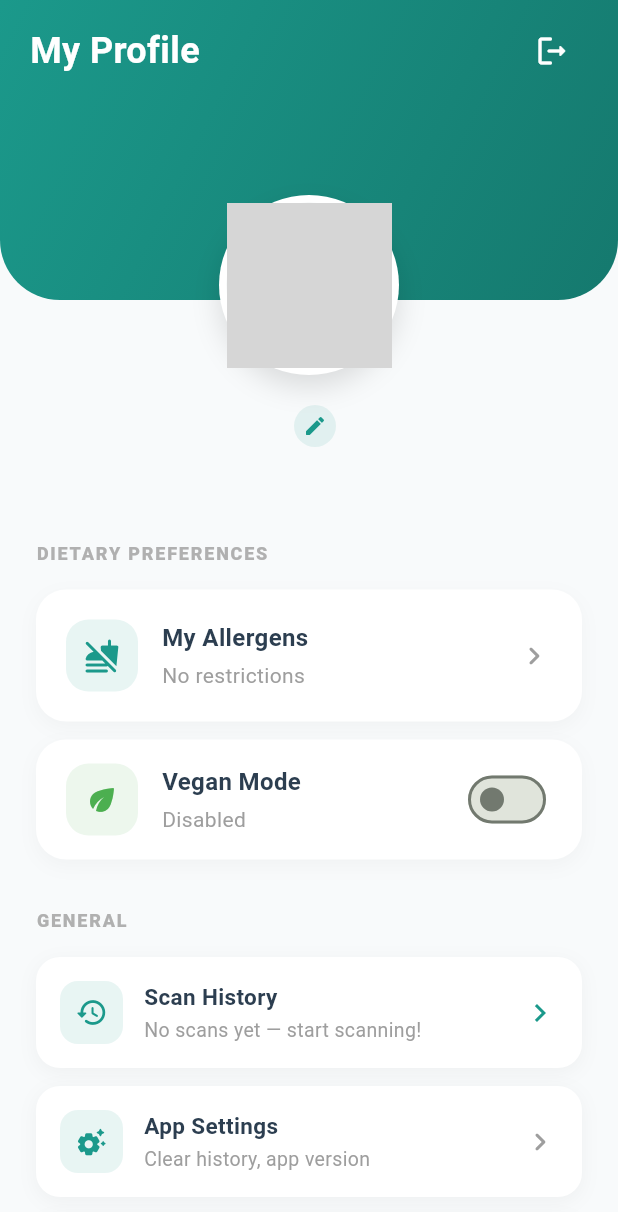
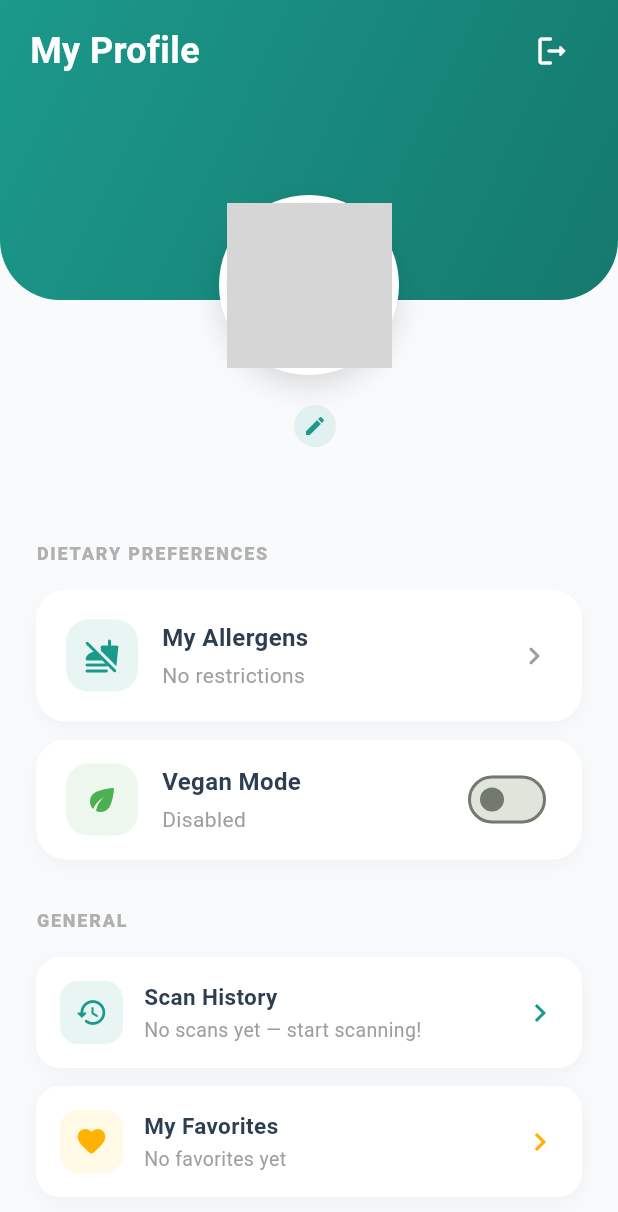
Before and after one commit to m1ke26/NutriCode, a Flutter app: the ProfileScreen screen opened directly, on a phone screen of 412 x 824 dp. Shown: the top 1212 px of the screen. Run offline on Flutter 3.47's test engine with Material 3 defaults, Android fonts, the phone set to English and light mode, and no system bars; our stand-ins replace cloud_firestore, firebase_auth, firebase_core, google_sign_in, image_picker; missing offline and left inert: mobile_scanner, translator; accounts and stored records are empty; network calls fail; statements that could not run were skipped; grey boxes are pictures that could not be loaded.

Commit message:
favorite list implemented

```diff
--- /dev/null
+++ b/nutricode/lib/models/favorite_product.dart
@@ -0,0 +1,39 @@
+import 'package:cloud_firestore/cloud_firestore.dart';
+
+class FavoriteProduct {
+  final String id;
+  final String barcode;
+  final String? name;
+  final String? imageUrl;
+  final String? brand;
+  final DateTime addedAt;
+
+  FavoriteProduct({
+    required this.id,
+    required this.barcode,
+    this.name,
+    this.imageUrl,
+    this.brand,
+    required this.addedAt,
+  });
+
+  factory FavoriteProduct.fromFirestore(DocumentSnapshot doc) {
+    final data = doc.data() as Map<String, dynamic>;
+    return FavoriteProduct(
+      id: doc.id,
+      barcode: data['barcode'] ?? '',
+      name: data['name'],
+      imageUrl: data['imageUrl'],
+      brand: data['brand'],
+      addedAt: (data['addedAt'] as Timestamp?)?.toDate() ?? DateTime.now(),
+    );
+  }
+
+  Map<String, dynamic> toMap() => {
+        'barcode': barcode,
+        'name': name,
+        'imageUrl': imageUrl,
+        'brand': brand,
+        'addedAt': FieldValue.serverTimestamp(),
+      };
+}
--- /dev/null
+++ b/nutricode/lib/providers/favorites_provider.dart
@@ -0,0 +1,62 @@
+import 'package:flutter/material.dart';
+import '../models/favorite_product.dart';
+import '../services/auth_service.dart';
+import '../services/open_food_facts_service.dart';
+
+class FavoritesProvider extends ChangeNotifier {
+  final AuthService _authService;
+
+  FavoritesProvider(this._authService);
+
+  List<FavoriteProduct> _favorites = [];
+  List<FavoriteProduct> get favorites => List.unmodifiable(_favorites);
+  bool get isEmpty => _favorites.isEmpty;
+
+  bool isFavorite(String barcode) {
+    return _favorites.any((f) => f.barcode == barcode);
+  }
+
+  Future<void> loadFromFirestore() async {
+    _favorites = await _authService.getFavorites();
+    notifyListeners();
+  }
+
+  Future<void> addFavorite(ProductResult product, String barcode) async {
+    // Avoid duplicates
+    if (isFavorite(barcode)) return;
+
+    await _authService.addFavorite(
+      barcode: barcode,
+      name: product.name,
+      imageUrl: product.imageUrl,
+      brand: product.brand,
+    );
+    // Optimistic local update — insert at front (most recent first)
+    _favorites.insert(
+      0,
+      FavoriteProduct(
+        id: '',
+        barcode: barcode,
+        name: product.name,
+        imageUrl: product.imageUrl,
+        brand: product.brand,
+        addedAt: DateTime.now(),
+      ),
+    );
+    notifyListeners();
+  }
+
+  Future<void> removeFavorite(String barcode) async {
+    await _authService.removeFavorite(barcode);
+    _favorites.removeWhere((f) => f.barcode == barcode);
+    notifyListeners();
+  }
+
+  Future<void> toggleFavorite(ProductResult product, String barcode) async {
+    if (isFavorite(barcode)) {
+      await removeFavorite(barcode);
+    } else {
+      await addFavorite(product, barcode);
+    }
+  }
+}
--- a/nutricode/lib/screens/profile_screen.dart
+++ b/nutricode/lib/screens/profile_screen.dart
@@ -9,9 +9,11 @@ import '../services/auth_service.dart';
 import '../models/user_model.dart';
 import 'allergen_screen.dart';
 import 'history_screen.dart';
+import 'favorites_screen.dart';
 import 'app_settings_screen.dart';
 import 'help_support_screen.dart';
 import '../providers/history_provider.dart';
+import '../providers/favorites_provider.dart';
 
 class ProfileScreen extends StatefulWidget {
   final VoidCallback? onGoToScan;
@@ -423,6 +425,8 @@ class _ProfileScreenState extends State<ProfileScreen> {
                   const SizedBox(height: 16),
                   _buildHistoryCard(context),
                   const SizedBox(height: 12),
+                  _buildFavoritesCard(context),
+                  const SizedBox(height: 12),
                   _buildNavCard(
                     context,
                     icon: Icons.settings_suggest_rounded,
@@ -710,6 +714,82 @@ class _ProfileScreenState extends State<ProfileScreen> {
     );
   }
 
+  Widget _buildFavoritesCard(BuildContext context) {
+    final count = context.watch<FavoritesProvider>().favorites.length;
+    final subtitle = count == 0
+        ? 'No favorites yet'
+        : '$count product${count == 1 ? '' : 's'} saved';
+
+    return GestureDetector(
+      key: const Key('favorites_card'),
+      onTap: () => Navigator.push(
+        context,
+        MaterialPageRoute(builder: (_) => FavoritesScreen(onGoToScan: widget.onGoToScan)),
+      ),
+      child: Container(
+        width: double.infinity,
+        padding: const EdgeInsets.all(16),
+        decoration: BoxDecoration(
+          color: Colors.white,
+          borderRadius: BorderRadius.circular(16),
+          boxShadow: [
+            BoxShadow(
+              color: Colors.black.withOpacity(0.04),
+              blurRadius: 10,
+              offset: const Offset(0, 3),
+            ),
+          ],
+        ),
+        child: Row(
+          children: [
+            Container(
+              padding: const EdgeInsets.all(10),
+              decoration: BoxDecoration(
+                color: Colors.amber.withOpacity(0.1),
+                borderRadius: BorderRadius.circular(12),
+              ),
+              child: Icon(
+                Icons.favorite_rounded,
+                color: Colors.amber.shade600,
+                size: 22,
+              ),
+            ),
+            const SizedBox(width: 14),
+            Expanded(
+              child: Column(
+                crossAxisAlignment: CrossAxisAlignment.start,
+                children: [
+                  const Text(
+                    'My Favorites',
+                    style: TextStyle(
+                      fontSize: 15,
+                      fontWeight: FontWeight.w600,
+                      color: Color(0xFF2C3E50),
+                    ),
+                  ),
+                  const SizedBox(height: 2),
+                  Text(
+                    subtitle,
+                    style: TextStyle(
+                      fontSize: 13,
+                      color: count > 0
+                          ? Colors.amber.shade700
+                          : Colors.grey[500],
+                    ),
+                  ),
+                ],
+              ),
+            ),
+            Icon(
+              Icons.chevron_right,
+              color: Colors.amber.shade600,
+            ),
+          ],
+        ),
+      ),
+    );
+  }
+
   Widget _buildNavCard(
     BuildContext context, {
     required IconData icon,
```
Also changed, not shown: nutricode/lib/main.dart (+8 -0 lines), nutricode/lib/screens/favorites_screen.dart (added, +301 -0 lines), nutricode/lib/screens/verdict_screen.dart (+52 -0 lines), nutricode/lib/services/auth_service.dart (+69 -0 lines), 3 other files.
